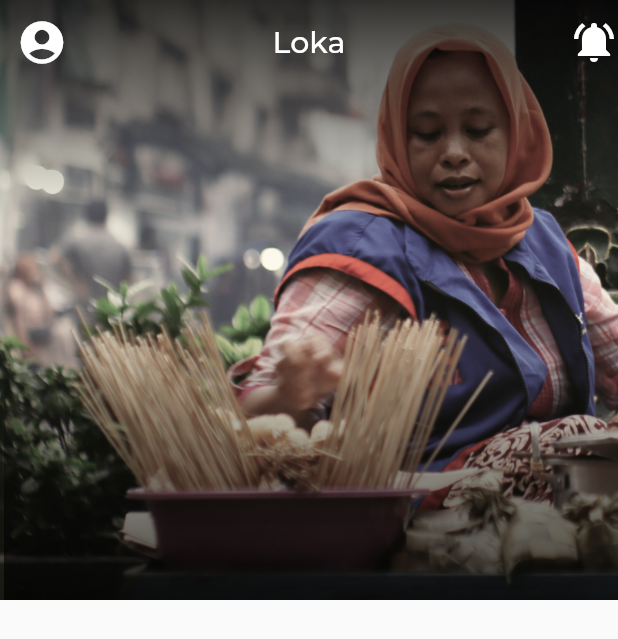
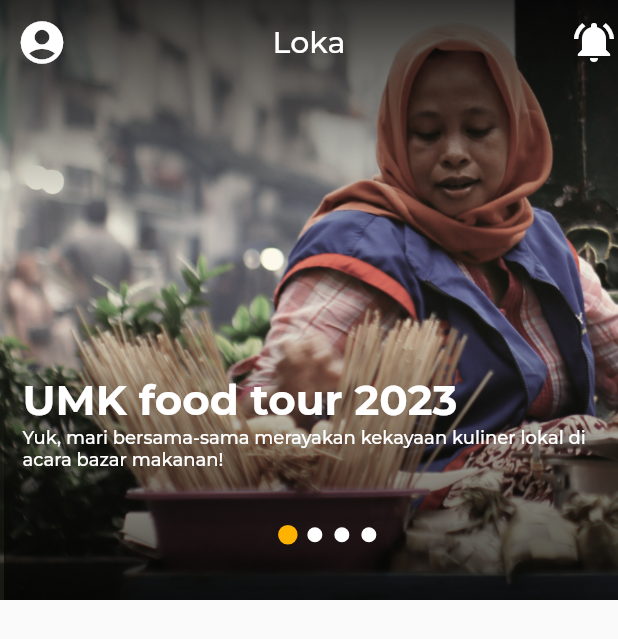
Before and after one commit to faizalhavid/loka_aplication, a Flutter app: the screen it shows after launch, on a phone screen of 412 x 824 dp. Shown: the top 639 px of the screen. Run offline on Flutter 3.47's test engine with Material 2 defaults, Android fonts, the light colour scheme and no system bars; drawn by our look-alikes of carousel_slider, smooth_page_indicator; our stand-ins replace google_fonts.

Commit message:
finished_appbar

```diff
--- a/lib/model/food_model.dart
+++ b/lib/model/food_model.dart
@@ -1,6 +1,19 @@
+// APPBAR DATA
 final urlImages = [
   'assets/images/header_banner.jpg',
+  'assets/images/header_banner3.jpg',
   'assets/images/header_banner2.jpg',
-  'assets/images/header_banner3.jpg',
   'assets/images/header_banner4.jpg',
 ];
+final titleEvents = [
+  'UMK food tour 2023\n',
+  'Pasar Loka 2024\n',
+  'Kompetisi Masakan Lokal\n',
+  'Festival Sate\n',
+];
+final subtitleEvents = [
+  'Yuk, mari bersama-sama merayakan kekayaan kuliner lokal di acara bazar makanan!',
+  'Rasakan cita rasa asli Indonesia di Pasar Makanan Lokal',
+  'Berkompetisi dengan seni memasak, mengembangkan budaya kuliner Indonesia!',
+  'Mari Rasakan Kenikmatan Sate Lokal yang Beraneka Ragam di Festival In',
+];
--- a/lib/pages/home_Screen.dart
+++ b/lib/pages/home_Screen.dart
@@ -2,9 +2,10 @@ import 'package:flutter/material.dart';
 import 'package:carousel_slider/carousel_slider.dart';
 import 'package:loka/theme.dart';
 import 'package:loka/model/food_model.dart';
+import 'package:smooth_page_indicator/smooth_page_indicator.dart';
 
 class HomeScreen extends StatefulWidget {
-  const HomeScreen({super.key});
+  const HomeScreen({Key? key}) : super(key: key);
 
   @override
   State<HomeScreen> createState() => _HomeScreenState();
@@ -12,13 +13,14 @@ class HomeScreen extends StatefulWidget {
 
 class _HomeScreenState extends State<HomeScreen> {
   int activeIndex = 0;
+  final controller = CarouselController();
   @override
   Widget build(BuildContext context) {
     return Scaffold(
       appBar: PreferredSize(
         preferredSize: const Size.fromHeight(480),
         child: AppBar(
-          flexibleSpace: Column(
+          flexibleSpace: Stack(
             //mainAxisAlignment: MainAxisAlignment.center,
             children: [
               CarouselSlider.builder(
@@ -26,17 +28,23 @@ class _HomeScreenState extends State<HomeScreen> {
                   viewportFraction: 1,
                   height: 400,
                   autoPlay: true,
-                  reverse: true,
-                  autoPlayInterval: const Duration(seconds: 2),
+                  autoPlayInterval: const Duration(seconds: 4),
                   onPageChanged: (index, reason) =>
                       setState(() => activeIndex = index),
                 ),
                 itemCount: urlImages.length,
                 itemBuilder: (context, index, realIndex) {
                   final urlImage = urlImages[index];
-                  return buildImage(urlImage, index);
+                  final titleEvent = titleEvents[index];
+                  final subtitleEvent = subtitleEvents[index];
+                  return buildImage(urlImage, titleEvent, subtitleEvent, index);
                 },
               ),
+              Positioned(
+                  top: 350,
+                  left: MediaQuery.of(context).size.width * 0.45,
+                  right: MediaQuery.of(context).size.width * 0.45,
+                  child: buildIndicator())
             ],
           ),
           leading: const Icon(
@@ -66,7 +74,9 @@ class _HomeScreenState extends State<HomeScreen> {
     );
   }
 
-  Widget buildImage(String urlImage, int index) => Container(
+  Widget buildImage(String urlImage, String titleEvents, String subtitleEvent,
+          int index) =>
+      Container(
         width: double.infinity,
         decoration: BoxDecoration(
           image: DecorationImage(
@@ -74,5 +84,32 @@ class _HomeScreenState extends State<HomeScreen> {
             fit: BoxFit.cover,
           ),
         ),
+        child: Container(
+          margin: EdgeInsets.only(
+              top: MediaQuery.of(context).size.height / 3.3,
+              left: 15,
+              right: 15),
+          child: RichText(
+            text: TextSpan(
+              text: titleEvents,
+              style: titleTextStyle,
+              children: <TextSpan>[
+                TextSpan(text: subtitleEvent, style: subtitleTextStyle),
+              ],
+            ),
+          ),
+        ),
       );
+  Widget buildIndicator() => AnimatedSmoothIndicator(
+        activeIndex: activeIndex,
+        count: urlImages.length,
+        onDotClicked: animatedToSlide,
+        effect: ScrollingDotsEffect(
+          activeDotColor: secondaryColor,
+          dotColor: primaryColor,
+          dotHeight: 10,
+          dotWidth: 10,
+        ),
+      );
+  void animatedToSlide(int index) => controller.animateToPage(index);
 }
--- a/lib/theme.dart
+++ b/lib/theme.dart
@@ -6,8 +6,10 @@ Color secondaryColor = const Color.fromRGBO(255, 178, 0, 1);
 Color titleColor = const Color.fromRGBO(63, 71, 115, 1);
 Color subtitleColor = const Color.fromRGBO(0, 0, 0, 1);
 
-TextStyle titleTextStyle = GoogleFonts.montserrat(color: titleColor);
-TextStyle subtitleTextStyle = GoogleFonts.montserrat(color: subtitleColor);
+TextStyle titleTextStyle =
+    GoogleFonts.montserrat(color: primaryColor, fontSize: 28, fontWeight: bold);
+TextStyle subtitleTextStyle = GoogleFonts.montserrat(
+    color: primaryColor, fontSize: 12, fontWeight: medium);
 TextStyle lightTitleStyle =
     GoogleFonts.montserrat(color: primaryColor, fontWeight: medium);
 FontWeight light = FontWeight.w300;
```
